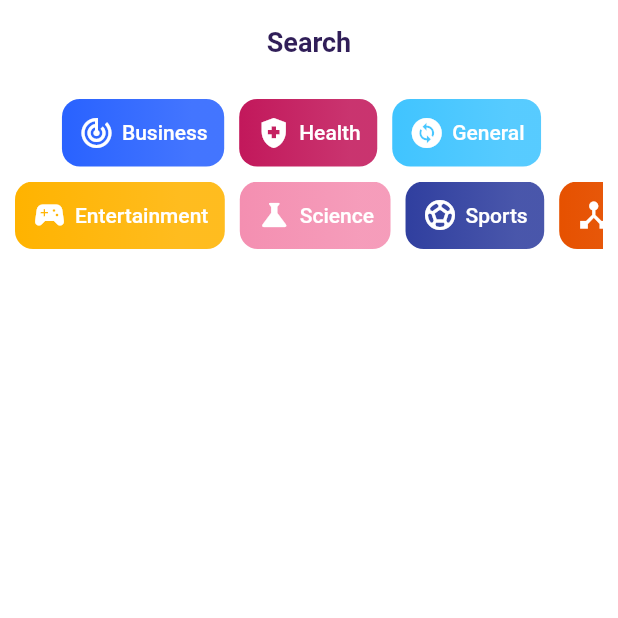
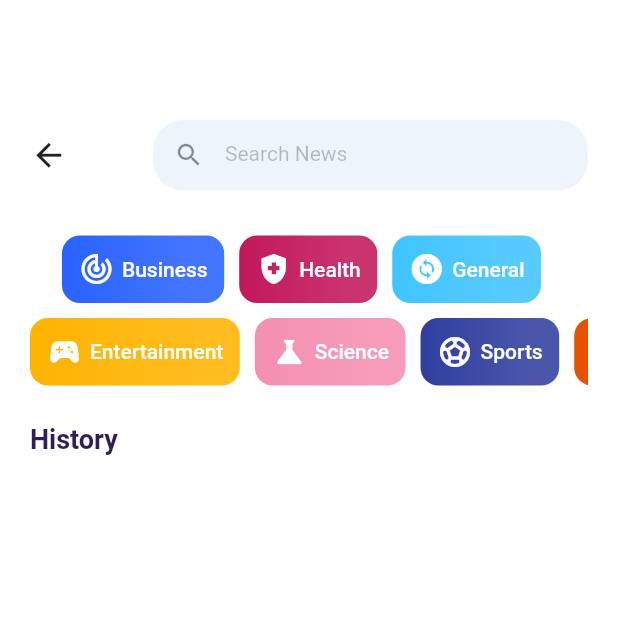
Before and after one commit to mahendra022/news_app, a Flutter app: the screen it shows after launch, after a tap on "Search News", on a phone screen of 412 x 824 dp, the top half of it. Run offline on Flutter 3.47's test engine with Material 2 defaults, Android fonts, the phone set to English and light mode, and no system bars; our stand-ins replace flutter_dotenv, get; network calls fail.

Commit message:
Modif widget search screen

```diff
--- a/lib/app.dart
+++ b/lib/app.dart
@@ -10,6 +10,7 @@ class MyApp extends StatelessWidget {
   @override
   Widget build(BuildContext context) {
     return GetMaterialApp(
+      debugShowCheckedModeBanner: false,
       title: 'News Id',
       initialBinding: AppBinding(),
       theme: ThemeData(
--- a/lib/screen/home/home.dart
+++ b/lib/screen/home/home.dart
@@ -1,4 +1,3 @@
-import 'dart:developer';
 import 'package:flutter/material.dart';
 import 'package:get/get.dart';
 import 'package:news_id/components/colors.dart';
--- a/lib/screen/search/search.dart
+++ b/lib/screen/search/search.dart
@@ -7,11 +7,52 @@ import '../../components/widget/category_tile.dart';
 class SearchScreen extends StatelessWidget {
   const SearchScreen({Key? key}) : super(key: key);
 
-  categories() {
+  categories(context) {
     return Container(
-      margin: const EdgeInsets.only(top: 10),
+      margin: const EdgeInsets.only(top: 80),
       child: Column(
         children: [
+          Row(
+            mainAxisAlignment: MainAxisAlignment.spaceBetween,
+            children: [
+              SizedBox(
+                height: 25.0,
+                width: 25.0,
+                child: IconButton(
+                    padding: const EdgeInsets.all(0),
+                    onPressed: () {
+                      Navigator.pop(context);
+                    },
+                    icon: const Icon(
+                      Icons.arrow_back,
+                      size: 25.0,
+                    )),
+              ),
+              Container(
+                height: 47,
+                width: 290.0,
+                decoration: BoxDecoration(
+                  borderRadius: BorderRadius.circular(20.0),
+                  color: ColorApp.main!.withOpacity(0.07),
+                ),
+                child: const TextField(
+                  decoration: InputDecoration(
+                    border: InputBorder.none,
+                    focusedBorder: InputBorder.none,
+                    prefixIcon: Icon(
+                      Icons.search,
+                      size: 20.0,
+                    ),
+                    hintStyle: TextStyle(fontSize: 14.0, color: Colors.black26),
+                    hintText: 'Search News',
+                  ),
+                ),
+              ),
+            ],
+          ),
+          const SizedBox(
+            height: 30.0,
+          ),
           SizedBox(
             height: 45.0,
             child: ListView.builder(
@@ -46,27 +87,33 @@ class SearchScreen extends StatelessWidget {
     );
   }
 
-  @override
-  Widget build(BuildContext context) {
-    return Scaffold(
-        backgroundColor: Colors.white,
-        appBar: AppBar(
-          backgroundColor: Colors.white,
-          elevation: 0,
-          centerTitle: true,
-          title: Text(
-            'Search',
+  content() {
+    return Container(
+      margin: const EdgeInsets.only(top: 25.0),
+      child: Column(
+        children: [
+          Text(
+            'History',
             style: TextStyle(
                 color: ColorApp.color2,
                 fontSize: 18.0,
                 fontWeight: FontWeight.w700),
           ),
-        ),
+        ],
+      ),
+    );
+  }
+
+  @override
+  Widget build(BuildContext context) {
+    return Scaffold(
+        backgroundColor: Colors.white,
         body: SingleChildScrollView(
           child: Container(
-              margin: const EdgeInsets.symmetric(horizontal: 10.0),
+              margin: const EdgeInsets.symmetric(horizontal: 20.0),
               child: Column(
-                children: [categories()],
+                crossAxisAlignment: CrossAxisAlignment.start,
+                children: [categories(context), content()],
               )),
         ));
   }
```
